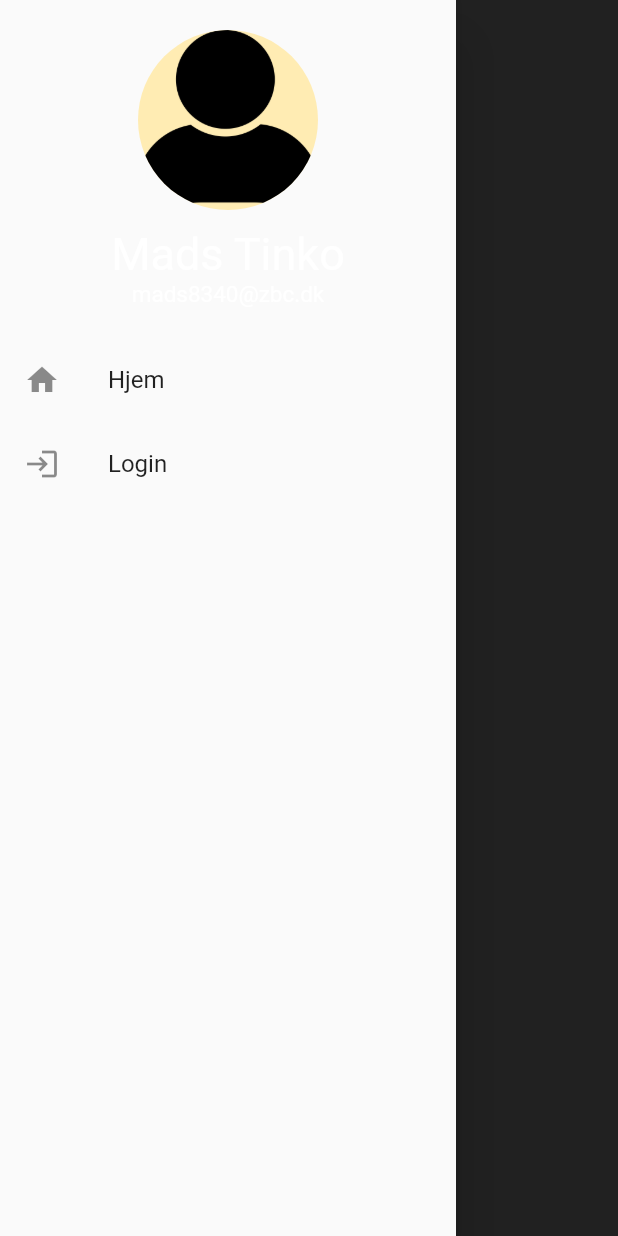
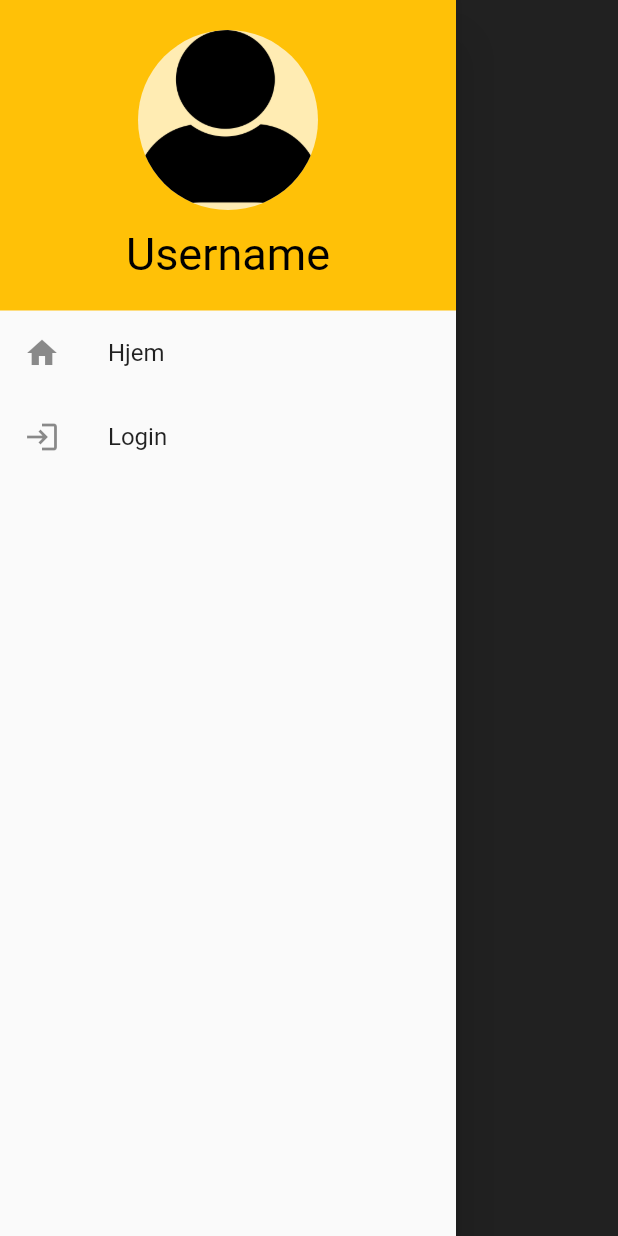
Before and after one commit to T1NK0/scrumboard, a Flutter app: the NavigationDrawer widget shown alone on an empty page, opened directly, on a phone screen of 412 x 824 dp. Run offline on Flutter 3.47's test engine with Material 2 defaults, Android fonts, the phone set to English and light mode, and no system bars; our stand-ins replace device_info_plus, firebase_core, firebase_database, firebase_messaging, flutter_local_notifications; missing offline and left inert: boardview; accounts and stored records are empty.

Commit message:
Local storage and layout changes.

```diff
--- a/lib/widgets/delete_dialog.dart
+++ b/lib/widgets/delete_dialog.dart
@@ -3,6 +3,7 @@ import 'package:scrumboard/global/global.dart';
 import 'package:scrumboard/models/card_model.dart';
 import 'package:scrumboard/models/task_priority_model.dart';
 import 'package:scrumboard/pages/scrumboard.dart';
+import 'package:scrumboard/services/local_storage_service.dart';
 import '../main.dart';
 import '../services/firebase_db_service.dart';
 import 'package:uuid/uuid.dart';
@@ -19,6 +20,7 @@ final _formKey = GlobalKey<FormState>();
 
 class _DeleteDialogWidgetState extends State<DeleteDialogWidget> {
   FirebaseDbService db = FirebaseDbService();
+  LocalStorageService localStorage = LocalStorageService();
 
   @override
   void initState() {
@@ -55,6 +57,7 @@ class _DeleteDialogWidgetState extends State<DeleteDialogWidget> {
             child: const Text('Confirm'),
             onPressed: () {
                 db.removeTasksFromDb();
+                localStorage.deleteFile();
 
                 Navigator.of(context).push(MaterialPageRoute(
                   builder: (context) => ScrumboardMainScreen(),
--- a/lib/widgets/drawer.dart
+++ b/lib/widgets/drawer.dart
@@ -30,6 +30,7 @@ class NavigationDrawer extends StatelessWidget {
             ));
           },
           child: Container(
+            color: Colors.amber,
             padding: EdgeInsets.only(
               top: MediaQuery.of(context).padding.top + 20,
               bottom: MediaQuery.of(context).padding.bottom + 20,
@@ -43,13 +44,9 @@ class NavigationDrawer extends StatelessWidget {
                 ),
                 SizedBox(height: 12),
                 Text(
-                  'Mads Tinko',
-                  style: TextStyle(fontSize: 30, color: Colors.white),
-                ),
-                Text(
-                  'mads8340@zbc.dk',
-                  style: TextStyle(fontSize: 15, color: Colors.white),
-                ),
+                  'Username',
+                  style: TextStyle(fontSize: 30, color: Colors.black),
+                )
               ],
             ),
           ),
```
Also changed, not shown: lib/pages/scrumboard.dart (+7 -2 lines), lib/services/local_storage_service.dart (+35 -1 lines), lib/widgets/task_dialog.dart (+9 -6 lines).
